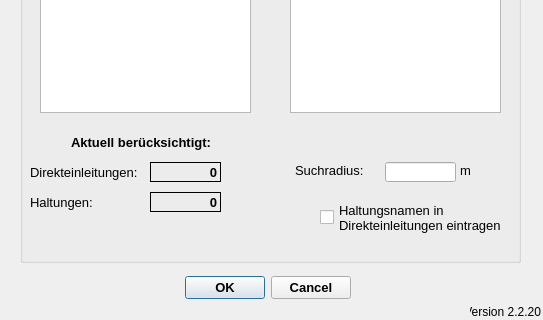
Old version of the form qkan/linkflaechen/resources/application_createlinesw.ui in the repository hoettges/QKan; both pictures show x 0 to 543 and y 148 to 468 of the 543 by 468 pixel window.
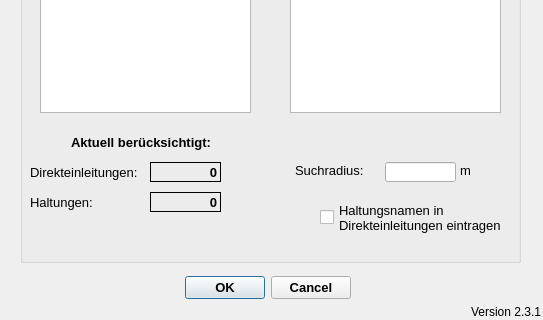
New version of the form.

Patch:
```diff
--- a/qkan/linkflaechen/resources/application_createlinesw.ui
+++ b/qkan/linkflaechen/resources/application_createlinesw.ui
@@ -424,7 +424,7 @@
     <string>Version QKan Import</string>
    </property>
    <property name="text">
-    <string>Version 2.2.20</string>
+    <string>Version 2.3.1</string>
    </property>
    <property name="alignment">
     <set>Qt::AlignRight|Qt::AlignTrailing|Qt::AlignVCenter</set>
```
